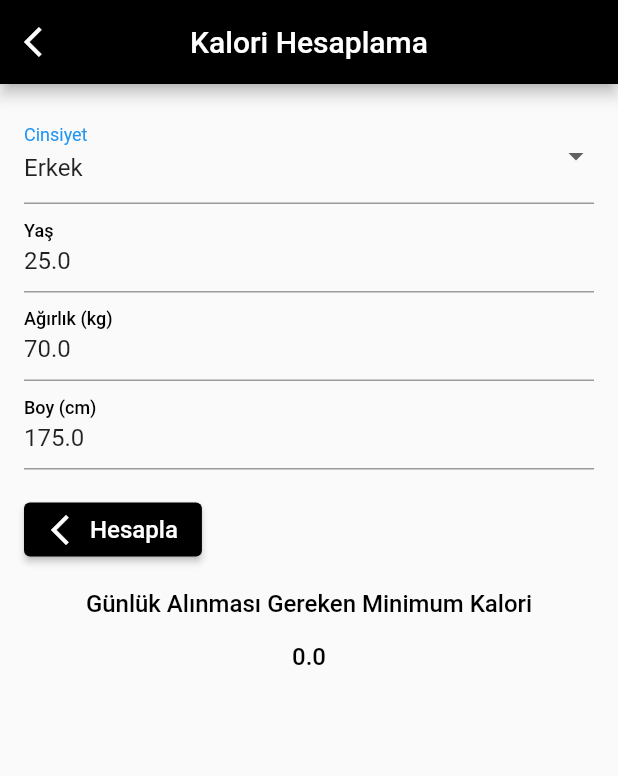
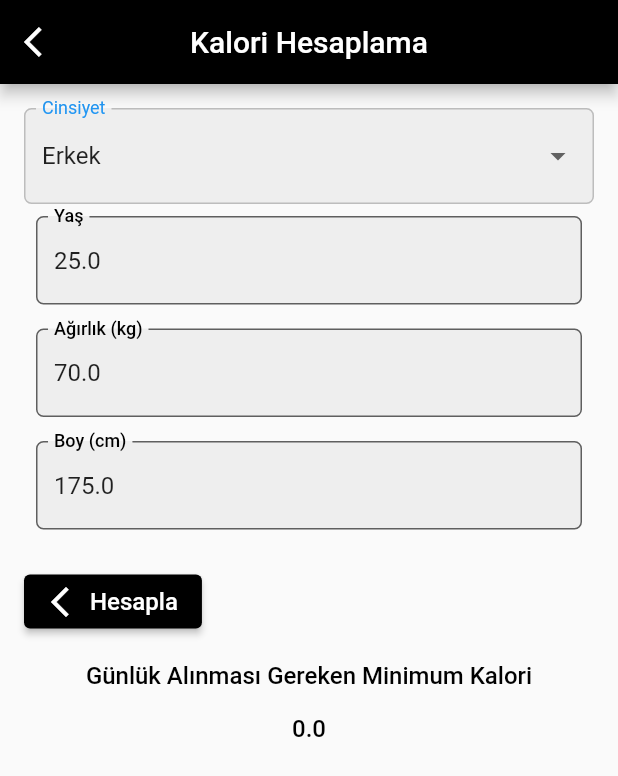
Before and after one commit to gczmurat/fitness_app, a Flutter app: the screen it shows after launch, after a tap on "Kalori Hesapla", on a phone screen of 412 x 824 dp. Shown: the top 776 px of the screen. Run offline on Flutter 3.47's test engine with Material 2 defaults, Android fonts, the phone set to English and light mode, and no system bars; our stand-ins replace google_fonts; network calls fail; Roboto replaces fonts that are missing (Kanit).

Commit message:
calori page

```diff
--- a/fitness_app/lib/detail pages/antrenmanlar/antrenman_listesi.dart
+++ b/fitness_app/lib/detail pages/antrenmanlar/antrenman_listesi.dart
@@ -42,7 +42,7 @@ class AntrenmanListesi extends StatelessWidget {
         backgroundColor: Colors.black,
       ),
       body: GridView.builder(
-        padding: EdgeInsets.all(9.0),
+        padding: EdgeInsets.all(5.0),
         gridDelegate: const SliverGridDelegateWithFixedCrossAxisCount(
           crossAxisCount: 2,
           mainAxisSpacing: 9.0,
@@ -66,10 +66,10 @@ class AntrenmanListesi extends StatelessWidget {
                 Card(
                   elevation: 5,
                   shape: RoundedRectangleBorder(
-                    borderRadius: BorderRadius.circular(10.0),
+                    borderRadius: BorderRadius.circular(4.0),
                   ),
                   child: ClipRRect(
-                    borderRadius: BorderRadius.circular(10.0),
+                    borderRadius: BorderRadius.circular(4.0),
                     child: Image.asset(
                       kartResimleri[index],
                       width: 170,
--- a/fitness_app/lib/detail pages/home detail/item_card.dart
+++ b/fitness_app/lib/detail pages/home detail/item_card.dart
@@ -16,18 +16,18 @@ class ItemCard extends StatelessWidget {
       onTap: (){},
       child: Padding(
         padding: const EdgeInsets.all(1.0),
+        child: Padding(
+          padding: const EdgeInsets.all(2.0),
+          child: Container(
+            decoration: BoxDecoration(border: Border.all(
+                            color: Colors.black,
+                            width: 1.0,
+                          ),
+                          borderRadius: BorderRadius.circular(5.0),),
             child: Container(
               decoration: BoxDecoration(
                 color: Colors.white,
-            borderRadius: BorderRadius.circular(0), // You can adjust the radius
-            boxShadow: [
-              BoxShadow(
-                color: Colors.black.withOpacity(0),
-                spreadRadius: 3,
-                blurRadius: 5,
-                offset: Offset(0, 3),
-              ),
-            ],
+                borderRadius: BorderRadius.circular(0),
               ),
               child: Column(
                 crossAxisAlignment: CrossAxisAlignment.start,
@@ -42,18 +42,25 @@ class ItemCard extends StatelessWidget {
                     ),
                   ),
                   Padding(
-                padding: const EdgeInsets.all(2),
+                    padding: const EdgeInsets.all(0),
                     child: Center(
                       child: Text(
-                    "${product.brand} " "${product.crop}"" ""${product.weight} " "gr ",
+                        "${product.brand} " "${product.crop} ",
                         style: Sabitler.yaziStyle5,
                         maxLines: 2,
                         overflow: TextOverflow.clip,
                       ),
                     ),
+                  ),Center(
+                      child: Text(
+                        "${product.weight} " "gr ",
+                        style: Sabitler.yaziStyle5,
+                        maxLines: 2,
+                        overflow: TextOverflow.clip,
+                      ),
                     ),
                   Padding(
-                padding: const EdgeInsets.only(bottom: 2),
+                    padding: const EdgeInsets.only(bottom: 0),
                     child: Center(
                       child: Text(
                         '${product.price} TL',
@@ -65,6 +72,8 @@ class ItemCard extends StatelessWidget {
               ),
             ),
           ),
+        ),
+      ),
     );
   }
 }
--- a/fitness_app/lib/detail pages/home detail/widgets/mid_row.dart
+++ b/fitness_app/lib/detail pages/home detail/widgets/mid_row.dart
@@ -22,7 +22,7 @@ class MidRow extends StatelessWidget {
                       width: 100,
                       height: 100,
                       decoration: BoxDecoration(
-                        borderRadius: BorderRadius.circular(10),
+                        borderRadius: BorderRadius.circular(5),
                         boxShadow: [
                           BoxShadow(
                             color: Colors.black.withOpacity(0.2),
@@ -33,7 +33,7 @@ class MidRow extends StatelessWidget {
                         ],
                       ),
                       child: ClipRRect(
-                        borderRadius: BorderRadius.circular(10),
+                        borderRadius: BorderRadius.circular(4),
                         child: Image.asset(
                           'images/kutu1.jpg',
                           fit: BoxFit.cover,
@@ -60,7 +60,7 @@ class MidRow extends StatelessWidget {
                       width: 100,
                       height: 100,
                       decoration: BoxDecoration(
-                        borderRadius: BorderRadius.circular(10),
+                        borderRadius: BorderRadius.circular(4),
                         boxShadow: [
                           BoxShadow(
                             color: Colors.black.withOpacity(0.2),
@@ -71,7 +71,7 @@ class MidRow extends StatelessWidget {
                         ],
                       ),
                       child: ClipRRect(
-                        borderRadius: BorderRadius.circular(10),
+                        borderRadius: BorderRadius.circular(4),
                         child: Image.asset(
                           'images/kutu2.jpg',
                           fit: BoxFit.cover,
@@ -97,7 +97,7 @@ class MidRow extends StatelessWidget {
                       width: 100,
                       height: 100,
                       decoration: BoxDecoration(
-                        borderRadius: BorderRadius.circular(10),
+                        borderRadius: BorderRadius.circular(4),
                         boxShadow: [
                           BoxShadow(
                             color: Colors.black.withOpacity(0.2),
@@ -108,7 +108,7 @@ class MidRow extends StatelessWidget {
                         ],
                       ),
                       child: ClipRRect(
-                        borderRadius: BorderRadius.circular(10),
+                        borderRadius: BorderRadius.circular(4),
                         child: Image.asset(
                           'images/kutu3.jpg',
                           fit: BoxFit.cover,
--- a/fitness_app/lib/detail pages/kalori_page.dart
+++ b/fitness_app/lib/detail pages/kalori_page.dart
@@ -58,42 +58,96 @@ class _KaloriHesaplamaAppState extends State<KaloriHesaplamaApp> {
                               child: Text(value),
                             ))
                         .toList(),
+                    dropdownColor: Colors.white,
                     decoration: InputDecoration(
                       labelText: 'Cinsiyet',
                       labelStyle: TextStyle(
                         color: cinsiyet == "Erkek" ? Colors.blue : Colors.pink,
                       ),
+                      focusedBorder: OutlineInputBorder(
+                        borderRadius: BorderRadius.circular(5.0),
+                        borderSide: BorderSide(
+                            color:
+                                cinsiyet == "Erkek" ? Colors.blue : Colors.pink,
+                            width: 2.0),
+                      ),
+                      enabledBorder: OutlineInputBorder(
+                        borderRadius: BorderRadius.circular(5.0),
+                        borderSide:
+                            BorderSide(color: Colors.grey[400]!, width: 1.0),
+                      ),
+                      filled: true,
+                      fillColor: Colors.grey[200],
                     ),
                   ),
-                  TextFormField(
+                  Padding(
+                    padding: const EdgeInsets.all(8.0),
+                    child: TextFormField(
                       keyboardType: TextInputType.number,
                       initialValue: yas.toString(),
-                    decoration: InputDecoration(labelText: 'Yaş',labelStyle: Sabitler.yaziStyle2),
+                      decoration: InputDecoration(
+                        labelText: 'Yaş',
+                        labelStyle: Sabitler.yaziStyle2,
+                        filled: true,
+                        fillColor: Colors.grey[200],
+                        border: OutlineInputBorder(
+                          borderRadius: BorderRadius.circular(5.0),
+                          borderSide:
+                              BorderSide(color: Colors.black, width: 2.0),
+                        ),
+                      ),
                       onChanged: (value) {
                         setState(() {
                           yas = double.tryParse(value) ?? 0;
                         });
                       },
                     ),
-                  TextFormField(
+                  ),
+                  Padding(
+                    padding: const EdgeInsets.all(8.0),
+                    child: TextFormField(
                       keyboardType: TextInputType.number,
                       initialValue: agirlik.toString(),
-                    decoration: InputDecoration(labelText: 'Ağırlık (kg)',labelStyle: Sabitler.yaziStyle2),
+                      decoration: InputDecoration(
+                        labelText: 'Ağırlık (kg)',
+                        labelStyle: Sabitler.yaziStyle2,
+                        filled: true,
+                        fillColor: Colors.grey[200],
+                        border: OutlineInputBorder(
+                          borderRadius: BorderRadius.circular(5.0),
+                          borderSide:
+                              BorderSide(color: Colors.black, width: 2.0),
+                        ),
+                      ),
                       onChanged: (value) {
                         setState(() {
                           agirlik = double.tryParse(value) ?? 0;
                         });
                       },
                     ),
-                  TextFormField(
+                  ),
+                  Padding(
+                    padding: const EdgeInsets.all(8.0),
+                    child: TextFormField(
                       keyboardType: TextInputType.number,
                       initialValue: boy.toString(),
-                    decoration: InputDecoration(labelText: 'Boy (cm)',labelStyle: Sabitler.yaziStyle2),
+                      decoration: InputDecoration(
+                        labelText: 'Boy (cm)',
+                        labelStyle: Sabitler.yaziStyle2,
+                        filled: true,
+                        fillColor: Colors.grey[200],
+                        border: OutlineInputBorder(
+                          borderRadius: BorderRadius.circular(5.0),
+                          borderSide:
+                              BorderSide(color: Colors.black, width: 2.0),
+                        ),
+                      ),
                       onChanged: (value) {
                         setState(() {
                           boy = double.tryParse(value) ?? 0;
                         });
                       },
+                    ),
                   ),
                   SizedBox(height: 16),
                   ElevatedButton.icon(
@@ -108,9 +162,17 @@ class _KaloriHesaplamaAppState extends State<KaloriHesaplamaApp> {
                     ),
                   ),
                   SizedBox(height: 16),
-                  Center(child: Text('Günlük Alınması Gereken Minimum Kalori',style: Sabitler.yaziStyle2,)),
+                  Center(
+                      child: Text(
+                    'Günlük Alınması Gereken Minimum Kalori',
+                    style: Sabitler.yaziStyle2,
+                  )),
                   SizedBox(height: 16),
-                  Center(child: Text('$bmr',style: Sabitler.yaziStyle2,)),
+                  Center(
+                      child: Text(
+                    '$bmr',
+                    style: Sabitler.yaziStyle2,
+                  )),
                 ],
               ),
             ),
--- a/fitness_app/lib/global/common/navbar_screen.dart
+++ b/fitness_app/lib/global/common/navbar_screen.dart
@@ -21,7 +21,7 @@ class NavbarScreen extends StatelessWidget {
         onTap: (i) {
           mp.selectedIndex = i;
         },
-        selectedItemColor: Colors.blue,
+        selectedItemColor: Colors.black,
         unselectedItemColor: Colors.blueGrey.shade700,
         items: mp.items
             .map(
--- a/fitness_app/lib/pages/home_page.dart
+++ b/fitness_app/lib/pages/home_page.dart
@@ -3,9 +3,6 @@ import 'package:fitness_app/detail%20pages/home%20detail/item_card.dart';
 import 'package:fitness_app/detail%20pages/home%20detail/widgets/mid_row.dart';
 import 'package:fitness_app/detail%20pages/home%20detail/widgets/tab_container.dart';
 import 'package:flutter/material.dart';
-import 'package:fitness_app/constants/app_constant.dart';
-import 'package:fitness_app/detail%20pages/antrenmanlar/antrenman_listesi.dart';
-import 'package:fitness_app/detail%20pages/kalori_page.dart';
 
 class HomePage extends StatefulWidget {
   const HomePage({super.key});
@@ -63,19 +60,19 @@ class _HomePageState extends State<HomePage> with TickerProviderStateMixin {
                 unselectedLabelColor: Colors.grey,
                 tabs: [
                   Tab(
-                    text: "En Çok Satanlar",
+                    text: "Tüm Ürünler",
                   ),
                   Tab(
                     text: "Proteinler",
                   ),
                   Tab(
-                    text: "Kombinasyonlar",
+                    text: "Pre-Workout",
                   ),
                   Tab(
-                    text: "Yeni Ürünler",
+                    text: "Vitaminler",
                   ),
                   Tab(
-                    text: "Öne Çıkanlar",
+                    text: "Kreatin",
                   ),
                 ],
               ),
@@ -85,11 +82,11 @@ class _HomePageState extends State<HomePage> with TickerProviderStateMixin {
             child: TabBarView(
               controller: _tabController,
               children: [
-                _enCokSatanlar(),
+                _tumUrunler(),
                 _proteinler(),
-                _kombinasyonlar(),
-                _yeniUrunler(),
-                _oneCikanlar()
+                _preWorkout(),
+                _vitaminler(),
+                _kreatin()
               ],
             ),
           )
@@ -99,14 +96,14 @@ class _HomePageState extends State<HomePage> with TickerProviderStateMixin {
   }
 }
 
-_enCokSatanlar() {
+_kreatin() {
   return GridView.builder(
     itemCount: 8,
       gridDelegate: const SliverGridDelegateWithFixedCrossAxisCount(
         crossAxisCount: 2,
       ),
       itemBuilder: (context, index) => ItemCard(
-            product: products[0],
+            product: products[4],
             onPressed: () {},
           ));
 }
@@ -122,7 +119,7 @@ _proteinler() {
           ));
 }
 
-_kombinasyonlar() {
+_preWorkout() {
   return GridView.builder(
     itemCount: 8,
       gridDelegate: const SliverGridDelegateWithFixedCrossAxisCount(
@@ -133,7 +130,7 @@ _kombinasyonlar() {
           ));
 }
 
-_yeniUrunler() {
+_vitaminler() {
   return GridView.builder(
     itemCount: 8,
       gridDelegate: const SliverGridDelegateWithFixedCrossAxisCount(
@@ -144,13 +141,13 @@ _yeniUrunler() {
           ));
 }
 
-_oneCikanlar() {
+_tumUrunler() {
   return GridView.builder(
-      itemCount: 8,
+      itemCount: products.length,
       gridDelegate: const SliverGridDelegateWithFixedCrossAxisCount(
           crossAxisCount: 2, childAspectRatio: 1),
       itemBuilder: (context, index) => ItemCard(
-            product: products[4],
+            product: products[index],
             onPressed: () {},
           ));
 }
```
Lines whose indentation alone changed are shown as unchanged.
